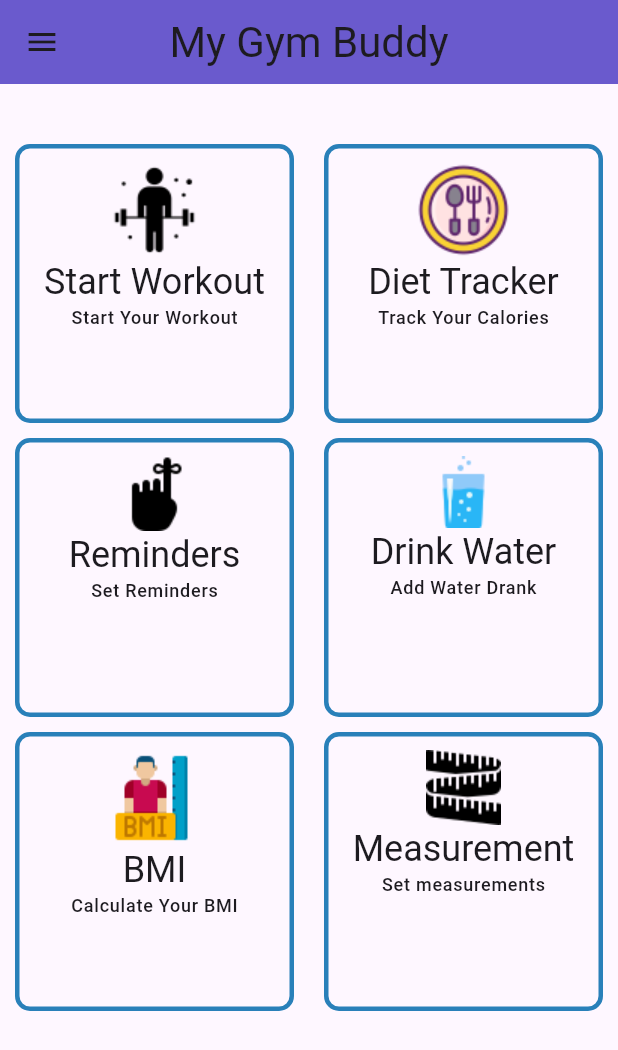
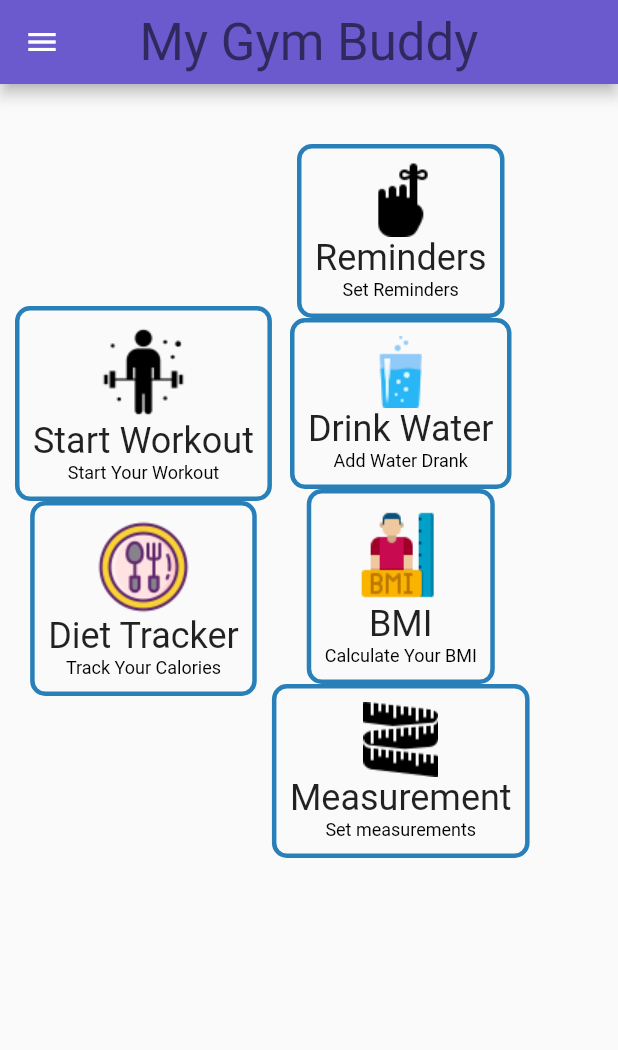
Before and after one commit to AbhishhekBhj/Backend_Project, a Flutter app: the Home screen opened directly, on a phone screen of 412 x 824 dp. Shown: the top 1050 px of the screen. Run offline on Flutter 3.47's test engine with Material 2 defaults, Android fonts, the light colour scheme and no system bars; our stand-ins replace bloc, flutter_bloc, shared_preferences; accounts and stored records are empty.

Commit message:
ui improvements

```diff
--- a/lib/features/home/ui/home.dart
+++ b/lib/features/home/ui/home.dart
@@ -79,7 +79,6 @@ class _HomeState extends State<Home> {
           case HomeLoadedSuccessState:
             return Scaffold(
               body: FeaturesWidget(
-                features: Features.featuresList, // Pass the features list
                 textTheme: textTheme,
                 homeBloc: homebloc,
               ),
--- a/lib/widgets/widgets.dart
+++ b/lib/widgets/widgets.dart
@@ -2,7 +2,9 @@ import 'package:flutter/material.dart';
 import 'package:mygymbuddy/colours/colours.dart';
 import 'package:mygymbuddy/data/models/app_features.dart';
 import 'package:mygymbuddy/data/models/home_features_model.dart';
+import 'package:mygymbuddy/features/login/ui/login.dart';
 import 'package:mygymbuddy/texts/texts.dart';
+import 'package:shared_preferences/shared_preferences.dart';
 
 import '../features/home/bloc/home_bloc.dart';
 
@@ -58,26 +60,30 @@ class LoginFormField extends StatelessWidget {
     );
   }
 }
+
 class FeaturesWidget extends StatelessWidget {
-  const FeaturesWidget({
+  FeaturesWidget({
     Key? key,
-    required this.features,
     required this.textTheme,
     required this.homeBloc,
   }) : super(key: key);
 
-  final List<Features> features;
   final HomeBloc homeBloc;
   final TextTheme textTheme;
-
+  Future<SharedPreferences> prefs = SharedPreferences.getInstance();
   @override
   Widget build(BuildContext context) {
     return Material(
       child: Scaffold(
         appBar: AppBar(
           leading: IconButton(
-            onPressed: () {
-              homeBloc.add(OptionIconClickedEvent());
+            onPressed: () async {
+              SharedPreferences pref = await SharedPreferences.getInstance();
+              pref.remove('username');
+              Navigator.pushReplacement(context,
+                  MaterialPageRoute(builder: (context) {
+                return Login();
+              }));
             },
             icon: Icon(Icons.menu),
           ),
@@ -92,50 +98,73 @@ class FeaturesWidget extends StatelessWidget {
         body: SingleChildScrollView(
           child: Padding(
             padding: const EdgeInsets.symmetric(vertical: 40.0, horizontal: 10),
-            child: Column(
+            child: Row(
               children: [
-                GridView.builder(
-                  physics: NeverScrollableScrollPhysics(),
-                  shrinkWrap: true,
-                  itemCount: features.length,
-                  gridDelegate:
-                      const SliverGridDelegateWithMaxCrossAxisExtent(
-                    maxCrossAxisExtent: 200,
-                    childAspectRatio: 1,
-                    crossAxisSpacing: 20,
-                    mainAxisSpacing: 10,
-                  ),
-                  itemBuilder: (context, index) {
-                    final feature = features[index]; // Get the feature
-
-                    return Container(
-                      padding: EdgeInsets.all(9.0),
-                      decoration: BoxDecoration(
-                        border:
-                            Border.all(color: MyColors.darkBlue, width: 3),
-                        borderRadius: BorderRadius.circular(10.0),
-                      ),
-                      child: InkWell(
-                        onTap: feature.onTap,
-                        child: Column(
-                          crossAxisAlignment: CrossAxisAlignment.center,
-                          children: [
-                            Image.asset(feature.image),
-                            Text(
-                              feature.title,
-                              style: textTheme.headlineSmall,
-                            ),
-                            Text(
-                              feature.subTitle,
-                              style: textTheme.labelMedium,
-                              overflow: TextOverflow.ellipsis,
-                              maxLines: 2,
-                            ),
-                          ],
+                Row(
+                  mainAxisAlignment: MainAxisAlignment.spaceEvenly,
+                  children: [
+                    Column(
+                      children: [
+                        FeatureCard(
+                          image: aWorkout,
+                          title: "Start Workout",
+                          subTitle: "Start Your Workout",
+                          onTap: () {
+                            homeBloc.add(StartWorkoutClickedEvent());
+                          },
                         ),
-                      ),
-                    );
-                  },
+                        FeatureCard(
+                          image: aCalories,
+                          title: "Diet Tracker",
+                          subTitle: "Track Your Calories",
+                          onTap: () {
+                            homeBloc.add(DietTrackerClickedEvent());
+                          },
+                        ),
+                      ],
+                    ),
+                  ],
+                ),
+                Row(
+                  mainAxisAlignment: MainAxisAlignment.spaceEvenly,
+                  children: [
+                    Column(
+                      children: [
+                        FeatureCard(
+                          image: aReminder,
+                          title: "Reminders",
+                          subTitle: "Set Reminders",
+                          onTap: () {
+                            homeBloc.add(RemindersClickedEvent());
+                          },
+                        ),
+                        FeatureCard(
+                          image: aGlass,
+                          title: "Drink Water",
+                          subTitle: "Add Water Drank",
+                          onTap: () {
+                            homeBloc.add(DrinkWaterClickedEvent());
+                          },
+                        ),
+                        FeatureCard(
+                          image: aBmi,
+                          title: "BMI",
+                          subTitle: "Calculate Your BMI",
+                          onTap: () {
+                            homeBloc.add(BmiClickedEvent());
+                          },
+                        ),
+                        FeatureCard(
+                          image: aTape,
+                          title: "Measurement",
+                          subTitle: "Set measurements",
+                          onTap: () {
+                            homeBloc.add(BmiClickedEvent());
+                          },
+                        )
+                      ],
+                    ),
+                  ],
                 ),
               ],
             ),
@@ -145,3 +174,49 @@ class FeaturesWidget extends StatelessWidget {
     );
   }
 }
+
+class FeatureCard extends StatelessWidget {
+  final String image;
+  final String title;
+  final String subTitle;
+  final VoidCallback? onTap;
+
+  const FeatureCard({
+    Key? key,
+    required this.image,
+    required this.title,
+    required this.subTitle,
+    this.onTap,
+  }) : super(key: key);
+
+  @override
+  Widget build(BuildContext context) {
+    final textTheme = Theme.of(context).textTheme;
+    return Container(
+      padding: EdgeInsets.all(9.0),
+      decoration: BoxDecoration(
+        border: Border.all(color: MyColors.darkBlue, width: 3),
+        borderRadius: BorderRadius.circular(10.0),
+      ),
+      child: InkWell(
+        onTap: onTap,
+        child: Column(
+          crossAxisAlignment: CrossAxisAlignment.center,
+          children: [
+            Image.asset(image),
+            Text(
+              title,
+              style: textTheme.headlineSmall,
+            ),
+            Text(
+              subTitle,
+              style: textTheme.labelMedium,
+              overflow: TextOverflow.ellipsis,
+              maxLines: 2,
+            ),
+          ],
+        ),
+      ),
+    );
+  }
+}
--- a/pubspec.yaml
+++ b/pubspec.yaml
@@ -40,6 +40,7 @@ dependencies:
   bloc: ^8.1.2
   font_awesome_flutter: ^10.5.0
   http:
+  shared_preferences: ^2.2.1
 dev_dependencies:
   flutter_test:
     sdk: flutter
```
Also changed, not shown: lib/data/models/app_features.dart (+2 -6 lines), lib/features/calories/ui/calories.dart (+22 -14 lines), lib/features/login/ui/login.dart (+5 -8 lines), lib/features/repo/login repo/login_repository.dart (+11 -2 lines), lib/features/signup/ui/signup.dart (+10 -2 lines), lib/main.dart (+9 -2 lines), pubspec.lock, 4 other files.
